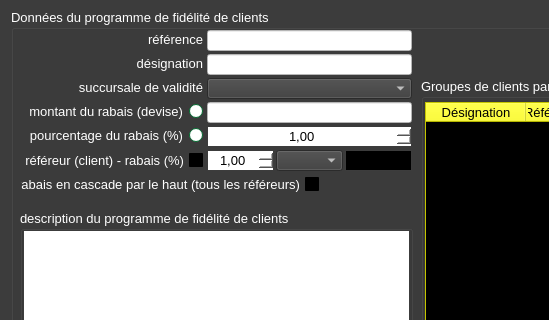
Before: the Qt Designer form ui/crm/details/yeroth-erp-details-dun-programme-de-fidelite-clients-window.ui in xnoumbissinoundou/yeroth-erp-3.0, drawn with Qt 5; both pictures show x 0 to 549 and y 139 to 459 of the 799 by 601 pixel window.
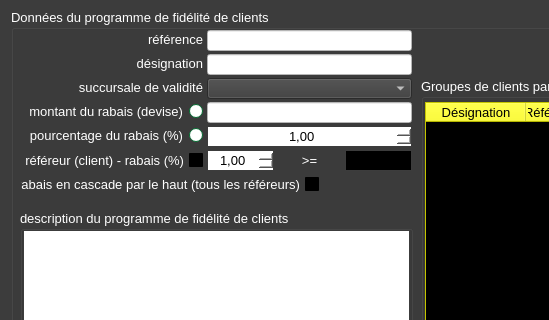
After: the same form once the commit is applied. Icons and pictures are not drawn. Custom widgets are drawn as their Qt base class.

```diff
--- a/ui/crm/details/yeroth-erp-details-dun-programme-de-fidelite-clients-window.ui
+++ b/ui/crm/details/yeroth-erp-details-dun-programme-de-fidelite-clients-window.ui
@@ -5878,438 +5878,6 @@
       <enum>Qt::LogicalMoveStyle</enum>
      </property>
     </widget>
-    <widget class="YerothComboBox" name="comboBox_details_dun_programme_de_fidelite_clients_pourcentage_rabais_refereur_condition">
-     <property name="geometry">
-      <rect>
-       <x>265</x>
-       <y>141</y>
-       <width>67</width>
-       <height>21</height>
-      </rect>
-     </property>
-     <property name="palette">
-      <palette>
-       <active>
-        <colorrole role="WindowText">
-         <brush brushstyle="SolidPattern">
-          <color alpha="255">
-           <red>255</red>
-           <green>255</green>
-           <blue>255</blue>
-          </color>
-         </brush>
-        </colorrole>
-        <colorrole role="Button">
-         <brush brushstyle="SolidPattern">
-          <color alpha="255">
-           <red>60</red>
-           <green>60</green>
-           <blue>60</blue>
-          </color>
-         </brush>
-        </colorrole>
-        <colorrole role="Light">
-         <brush brushstyle="SolidPattern">
-          <color alpha="255">
-           <red>90</red>
-           <green>90</green>
-           <blue>90</blue>
-          </color>
-         </brush>
-        </colorrole>
-        <colorrole role="Midlight">
-         <brush brushstyle="SolidPattern">
-          <color alpha="255">
-           <red>75</red>
-           <green>75</green>
-           <blue>75</blue>
-          </color>
-         </brush>
-        </colorrole>
-        <colorrole role="Dark">
-         <brush brushstyle="SolidPattern">
-          <color alpha="255">
-           <red>30</red>
-           <green>30</green>
-           <blue>30</blue>
-          </color>
-         </brush>
-        </colorrole>
-        <colorrole role="Mid">
-         <brush brushstyle="SolidPattern">
-          <color alpha="255">
-           <red>40</red>
-           <green>40</green>
-           <blue>40</blue>
-          </color>
-         </brush>
-        </colorrole>
-        <colorrole role="Text">
-         <brush brushstyle="SolidPattern">
-          <color alpha="255">
-           <red>255</red>
-           <green>255</green>
-           <blue>255</blue>
-          </color>
-         </brush>
-        </colorrole>
-        <colorrole role="BrightText">
-         <brush brushstyle="SolidPattern">
-          <color alpha="255">
-           <red>255</red>
-           <green>255</green>
-           <blue>255</blue>
-          </color>
-         </brush>
-        </colorrole>
-        <colorrole role="ButtonText">
-         <brush brushstyle="SolidPattern">
-          <color alpha="255">
-           <red>255</red>
-           <green>255</green>
-           <blue>255</blue>
-          </color>
-         </brush>
-        </colorrole>
-        <colorrole role="Base">
-         <brush brushstyle="SolidPattern">
-          <color alpha="255">
-           <red>0</red>
-           <green>0</green>
-           <blue>0</blue>
-          </color>
-         </brush>
-        </colorrole>
-        <colorrole role="Window">
-         <brush brushstyle="SolidPattern">
-          <color alpha="255">
-           <red>60</red>
-           <green>60</green>
-           <blue>60</blue>
-          </color>
-         </brush>
-        </colorrole>
-        <colorrole role="Shadow">
-         <brush brushstyle="SolidPattern">
-          <color alpha="255">
-           <red>0</red>
-           <green>0</green>
-           <blue>0</blue>
-          </color>
-         </brush>
-        </colorrole>
-        <colorrole role="AlternateBase">
-         <brush brushstyle="SolidPattern">
-          <color alpha="255">
-           <red>30</red>
-           <green>30</green>
-           <blue>30</blue>
-          </color>
-         </brush>
-        </colorrole>
-        <colorrole role="ToolTipBase">
-         <brush brushstyle="SolidPattern">
-          <color alpha="255">
-           <red>255</red>
-           <green>255</green>
-           <blue>220</blue>
-          </color>
-         </brush>
-        </colorrole>
-        <colorrole role="ToolTipText">
-         <brush brushstyle="SolidPattern">
-          <color alpha="255">
-           <red>0</red>
-           <green>0</green>
-           <blue>0</blue>
-          </color>
-         </brush>
-        </colorrole>
-       </active>
-       <inactive>
-        <colorrole role="WindowText">
-         <brush brushstyle="SolidPattern">
-          <color alpha="255">
-           <red>255</red>
-           <green>255</green>
-           <blue>255</blue>
-          </color>
-         </brush>
-        </colorrole>
-        <colorrole role="Button">
-         <brush brushstyle="SolidPattern">
-          <color alpha="255">
-           <red>60</red>
-           <green>60</green>
-           <blue>60</blue>
-          </color>
-         </brush>
-        </colorrole>
-        <colorrole role="Light">
-         <brush brushstyle="SolidPattern">
-          <color alpha="255">
-           <red>90</red>
-           <green>90</green>
-           <blue>90</blue>
-          </color>
-         </brush>
-        </colorrole>
-        <colorrole role="Midlight">
-         <brush brushstyle="SolidPattern">
-          <color alpha="255">
-           <red>75</red>
-           <green>75</green>
-           <blue>75</blue>
-          </color>
-         </brush>
-        </colorrole>
-        <colorrole role="Dark">
-         <brush brushstyle="SolidPattern">
-          <color alpha="255">
-           <red>30</red>
-           <green>30</green>
-           <blue>30</blue>
-          </color>
-         </brush>
-        </colorrole>
-        <colorrole role="Mid">
-         <brush brushstyle="SolidPattern">
-          <color alpha="255">
-           <red>40</red>
-           <green>40</green>
-           <blue>40</blue>
-          </color>
-         </brush>
-        </colorrole>
-        <colorrole role="Text">
-         <brush brushstyle="SolidPattern">
-          <color alpha="255">
-           <red>255</red>
-           <green>255</green>
-           <blue>255</blue>
-          </color>
-         </brush>
-        </colorrole>
-        <colorrole role="BrightText">
-         <brush brushstyle="SolidPattern">
-          <color alpha="255">
-           <red>255</red>
-           <green>255</green>
-           <blue>255</blue>
-          </color>
-         </brush>
-        </colorrole>
-        <colorrole role="ButtonText">
-         <brush brushstyle="SolidPattern">
-          <color alpha="255">
-           <red>255</red>
-           <green>255</green>
-           <blue>255</blue>
-          </color>
-         </brush>
-        </colorrole>
-        <colorrole role="Base">
-         <brush brushstyle="SolidPattern">
-          <color alpha="255">
-           <red>0</red>
-           <green>0</green>
-           <blue>0</blue>
-          </color>
-         </brush>
-        </colorrole>
-        <colorrole role="Window">
-         <brush brushstyle="SolidPattern">
-          <color alpha="255">
-           <red>60</red>
-           <green>60</green>
-           <blue>60</blue>
-          </color>
-         </brush>
-        </colorrole>
-        <colorrole role="Shadow">
-         <brush brushstyle="SolidPattern">
-          <color alpha="255">
-           <red>0</red>
-           <green>0</green>
-           <blue>0</blue>
-          </color>
-         </brush>
-        </colorrole>
-        <colorrole role="AlternateBase">
-         <brush brushstyle="SolidPattern">
-          <color alpha="255">
-           <red>30</red>
-           <green>30</green>
-           <blue>30</blue>
-          </color>
-         </brush>
-        </colorrole>
-        <colorrole role="ToolTipBase">
-         <brush brushstyle="SolidPattern">
-          <color alpha="255">
-           <red>255</red>
-           <green>255</green>
-           <blue>220</blue>
-          </color>
-         </brush>
-        </colorrole>
-        <colorrole role="ToolTipText">
-         <brush brushstyle="SolidPattern">
-          <color alpha="255">
-           <red>0</red>
-           <green>0</green>
-           <blue>0</blue>
-          </color>
-         </brush>
-        </colorrole>
-       </inactive>
-       <disabled>
-        <colorrole role="WindowText">
-         <brush brushstyle="SolidPattern">
-          <color alpha="255">
-           <red>30</red>
-           <green>30</green>
-           <blue>30</blue>
-          </color>
-         </brush>
-        </colorrole>
-        <colorrole role="Button">
-         <brush brushstyle="SolidPattern">
-          <color alpha="255">
-           <red>60</red>
-           <green>60</green>
-           <blue>60</blue>
-          </color>
-         </brush>
-        </colorrole>
-        <colorrole role="Light">
-         <brush brushstyle="SolidPattern">
-          <color alpha="255">
-           <red>90</red>
-           <green>90</green>
-           <blue>90</blue>
-          </color>
-         </brush>
-        </colorrole>
-        <colorrole role="Midlight">
-         <brush brushstyle="SolidPattern">
-          <color alpha="255">
-           <red>75</red>
-           <green>75</green>
-           <blue>75</blue>
-          </color>
-         </brush>
-        </colorrole>
-        <colorrole role="Dark">
-         <brush brushstyle="SolidPattern">
-          <color alpha="255">
-           <red>30</red>
-           <green>30</green>
-           <blue>30</blue>
-          </color>
-         </brush>
-        </colorrole>
-        <colorrole role="Mid">
-         <brush brushstyle="SolidPattern">
-          <color alpha="255">
-           <red>40</red>
-           <green>40</green>
-           <blue>40</blue>
-          </color>
-         </brush>
-        </colorrole>
-        <colorrole role="Text">
-         <brush brushstyle="SolidPattern">
-          <color alpha="255">
-           <red>30</red>
-           <green>30</green>
-           <blue>30</blue>
-          </color>
-         </brush>
-        </colorrole>
-        <colorrole role="BrightText">
-         <brush brushstyle="SolidPattern">
-          <color alpha="255">
-           <red>255</red>
-           <green>255</green>
-           <blue>255</blue>
-          </color>
-         </brush>
-        </colorrole>
-        <colorrole role="ButtonText">
-         <brush brushstyle="SolidPattern">
-          <color alpha="255">
-           <red>30</red>
-           <green>30</green>
-           <blue>30</blue>
-          </color>
-         </brush>
-        </colorrole>
-        <colorrole role="Base">
-         <brush brushstyle="SolidPattern">
-          <color alpha="255">
-           <red>60</red>
-           <green>60</green>
-           <blue>60</blue>
-          </color>
-         </brush>
-        </colorrole>
-        <colorrole role="Window">
-         <brush brushstyle="SolidPattern">
-          <color alpha="255">
-           <red>60</red>
-           <green>60</green>
-           <blue>60</blue>
-          </color>
-         </brush>
-        </colorrole>
-        <colorrole role="Shadow">
-         <brush brushstyle="SolidPattern">
-          <color alpha="255">
-           <red>0</red>
-           <green>0</green>
-           <blue>0</blue>
-          </color>
-         </brush>
-        </colorrole>
-        <colorrole role="AlternateBase">
-         <brush brushstyle="SolidPattern">
-          <color alpha="255">
-           <red>60</red>
-           <green>60</green>
-           <blue>60</blue>
-          </color>
-         </brush>
-        </colorrole>
-        <colorrole role="ToolTipBase">
-         <brush brushstyle="SolidPattern">
-          <color alpha="255">
-           <red>255</red>
-           <green>255</green>
-           <blue>220</blue>
-          </color>
-         </brush>
-        </colorrole>
-        <colorrole role="ToolTipText">
-         <brush brushstyle="SolidPattern">
-          <color alpha="255">
-           <red>0</red>
-           <green>0</green>
-           <blue>0</blue>
-          </color>
-         </brush>
-        </colorrole>
-       </disabled>
-      </palette>
-     </property>
-     <property name="font">
-      <font>
-       <pointsize>10</pointsize>
-       <weight>50</weight>
-       <bold>false</bold>
-      </font>
-     </property>
-    </widget>
     <widget class="YerothLineEdit" name="lineEdit_details_dun_programme_de_fidelite_clients_reference">
      <property name="enabled">
       <bool>true</bool>
@@ -9927,6 +9495,32 @@
       </property>
      </widget>
     </widget>
+    <widget class="QLabel" name="label_details_dun_programme_de_fidelite_clients_pourcentage_rabais_refereur_condition">
+     <property name="geometry">
+      <rect>
+       <x>265</x>
+       <y>141</y>
+       <width>67</width>
+       <height>21</height>
+      </rect>
+     </property>
+     <property name="font">
+      <font>
+       <pointsize>10</pointsize>
+       <weight>50</weight>
+       <bold>false</bold>
+      </font>
+     </property>
+     <property name="layoutDirection">
+      <enum>Qt::LeftToRight</enum>
+     </property>
+     <property name="text">
+      <string>&gt;=</string>
+     </property>
+     <property name="alignment">
+      <set>Qt::AlignCenter</set>
+     </property>
+    </widget>
    </widget>
    <widget class="YerothPushButton" name="pushButton_groupes_de_clients">
     <property name="geometry">
```
